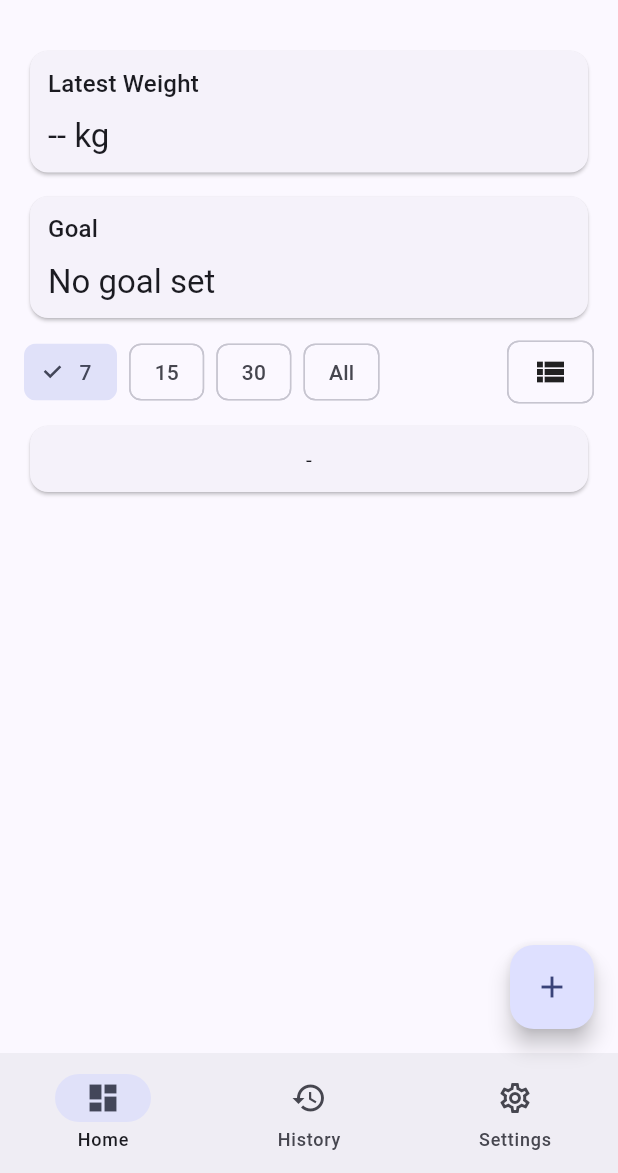
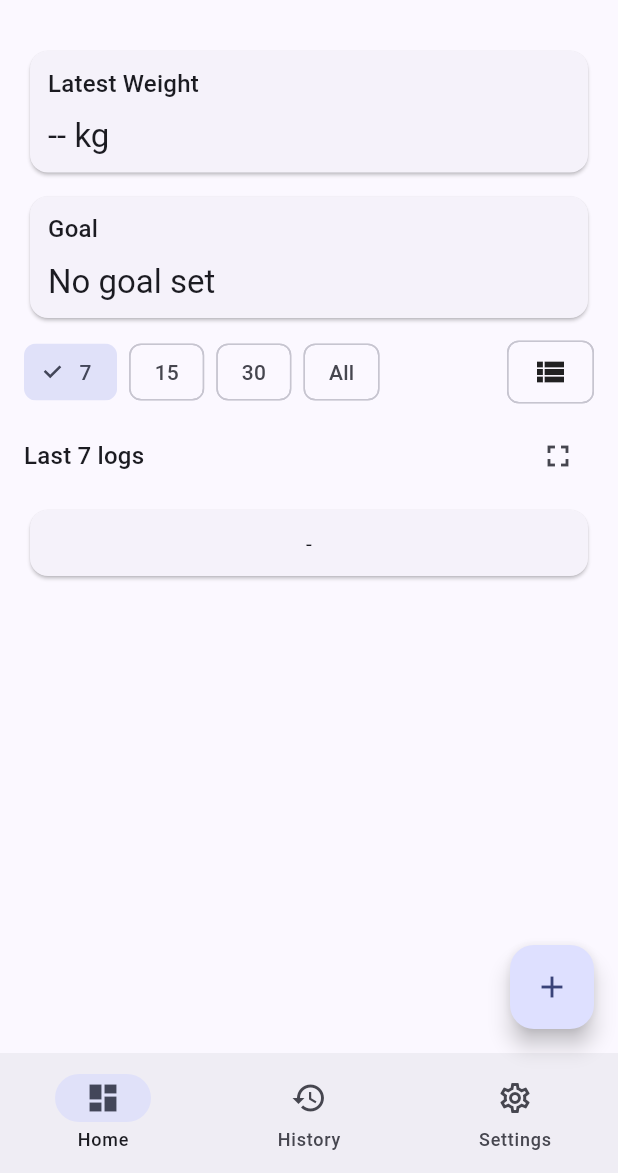
Before and after one commit to shibbys/codex-pilot, a Flutter app: the screen it shows after launch, on a phone screen of 412 x 824 dp, the part 63-1236 px from its top. Run offline on Flutter 3.47's test engine with Material 3 defaults, Android fonts, the light colour scheme and no system bars; our stand-ins replace csv, drift, file_picker, fl_chart, flutter_colorpicker, flutter_local_notifications and 6 more; accounts and stored records are empty; generated files the repository leaves out were written again.

Commit message:
ALPHA_ui_pass: color picker icon + dialog (PT strings); chart header with title + right-aligned fullscreen; remove toggle checkmark; history chevron + softer dividers

```diff
--- a/app/lib/features/dashboard/presentation/dashboard_page.dart
+++ b/app/lib/features/dashboard/presentation/dashboard_page.dart
@@ -135,10 +135,46 @@ class DashboardPage extends ConsumerWidget {
                   label: Icon(ref.watch(chartByDaysProvider) ? Icons.calendar_today : Icons.view_list),
                   selected: ref.watch(chartByDaysProvider),
                   onSelected: (v) => ref.read(chartByDaysProvider.notifier).state = v,
+                  showCheckmark: false,
                 ),
               ),
             ],
           ),
+          const SizedBox(height: 8),
+          Builder(builder: (ctx) {
+            final isDays = ref.watch(chartByDaysProvider);
+            final d = ref.watch(chartDaysProvider);
+            final loc = ref.watch(i18nControllerProvider).valueOrNull ?? const Locale('en');
+            String title;
+            if (d == 0) {
+              title = loc.languageCode == 'pt'
+                  ? (isDays ? 'Todos os dias' : 'Todos os registros')
+                  : (isDays ? 'All days' : 'All logs');
+            } else {
+              title = loc.languageCode == 'pt'
+                  ? '$d últimos ' + (isDays ? 'dias' : 'registros')
+                  : 'Last $d ' + (isDays ? 'days' : 'logs');
+            }
+            return Row(
+              children: [
+                Text(title, style: Theme.of(ctx).textTheme.titleMedium),
+                const Spacer(),
+                IconButton(
+                  tooltip: tr(ref, 'fullscreen'),
+                  icon: const Icon(Icons.fullscreen),
+                  onPressed: () async {
+                    final days = ref.read(chartDaysProvider);
+                    final byDays = ref.read(chartByDaysProvider);
+                    await Navigator.of(ctx).push(
+                      MaterialPageRoute(
+                        builder: (_) => FullscreenChartPage(days: days, byDays: byDays),
+                      ),
+                    );
+                  },
+                ),
+              ],
+            );
+          }),
           const SizedBox(height: 8),
           TrendChart(days: ref.watch(chartDaysProvider), byDays: ref.watch(chartByDaysProvider)),
         ],
@@ -562,31 +598,7 @@ class TrendChart extends ConsumerWidget {
               } else {
                 return Column(
                   children: [
-                    SizedBox(
-                      height: 160,
-                      child: Stack(
-                        children: [
-                          Positioned.fill(child: chart),
-                          Positioned(
-                            bottom: 6,
-                            right: 6,
-                            child: IconButton(
-                              tooltip: tr(ref, 'fullscreen'),
-                              icon: const Icon(Icons.fullscreen),
-                              onPressed: () async {
-                                final days = ref.read(chartDaysProvider);
-                                final byDays = ref.read(chartByDaysProvider);
-                                await Navigator.of(context).push(
-                                  MaterialPageRoute(
-                                    builder: (_) => FullscreenChartPage(days: days, byDays: byDays),
-                                  ),
-                                );
-                              },
-                            ),
-                          ),
-                        ],
-                      ),
-                    ),
+                    SizedBox(height: 160, child: chart),
                     if (showMetrics) ...[
                       const SizedBox(height: 8),
                       metricsCard(),
@@ -677,6 +689,7 @@ class _FullscreenChartPageState extends ConsumerState<FullscreenChartPage> {
                       label: Icon(_byDays ? Icons.calendar_today : Icons.view_list),
                       selected: _byDays,
                       onSelected: (v) => setState(() => _byDays = v),
+                      showCheckmark: false,
                     ),
                   ),
                 ],
--- a/app/pubspec.yaml
+++ b/app/pubspec.yaml
@@ -37,6 +37,7 @@ dev_dependencies:
   drift_dev: ^2.14.1
   build_runner: ^2.4.9
   flutter_lints: ^5.0.0
+  flutter_colorpicker: ^1.0.3
 
 flutter:
   uses-material-design: true
```
Also changed, not shown: app/lib/core/i18n/translations.dart (+8 -0 lines), app/lib/features/history/presentation/history_page.dart (+2 -22 lines), app/lib/features/settings/presentation/settings_page.dart (+49 -1 lines), app/pubspec.lock.
